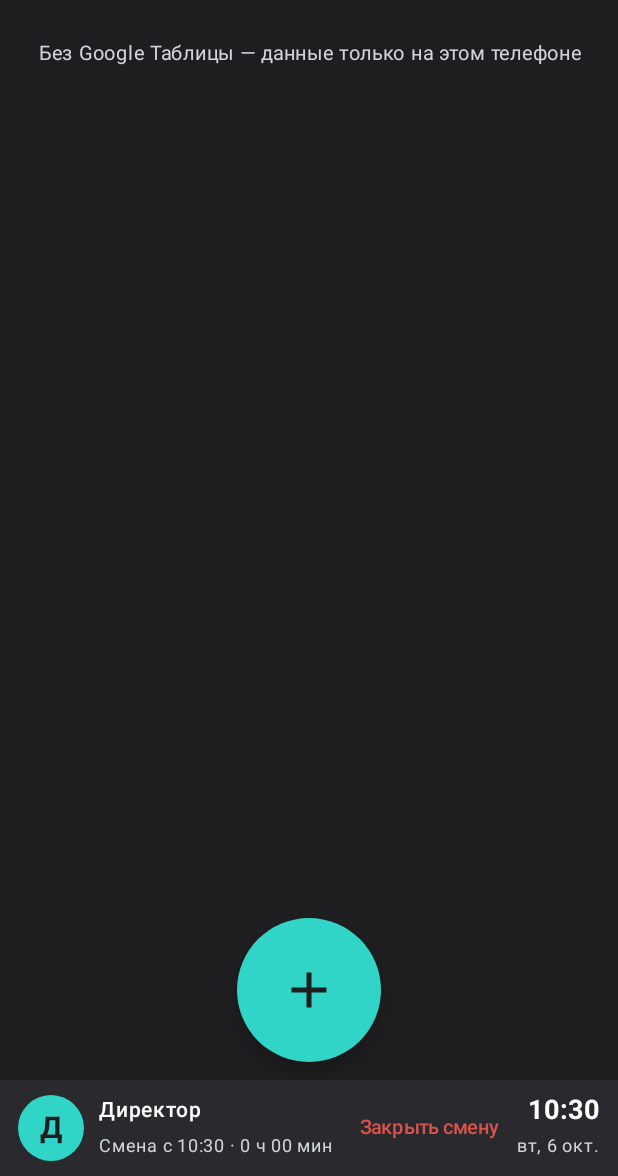
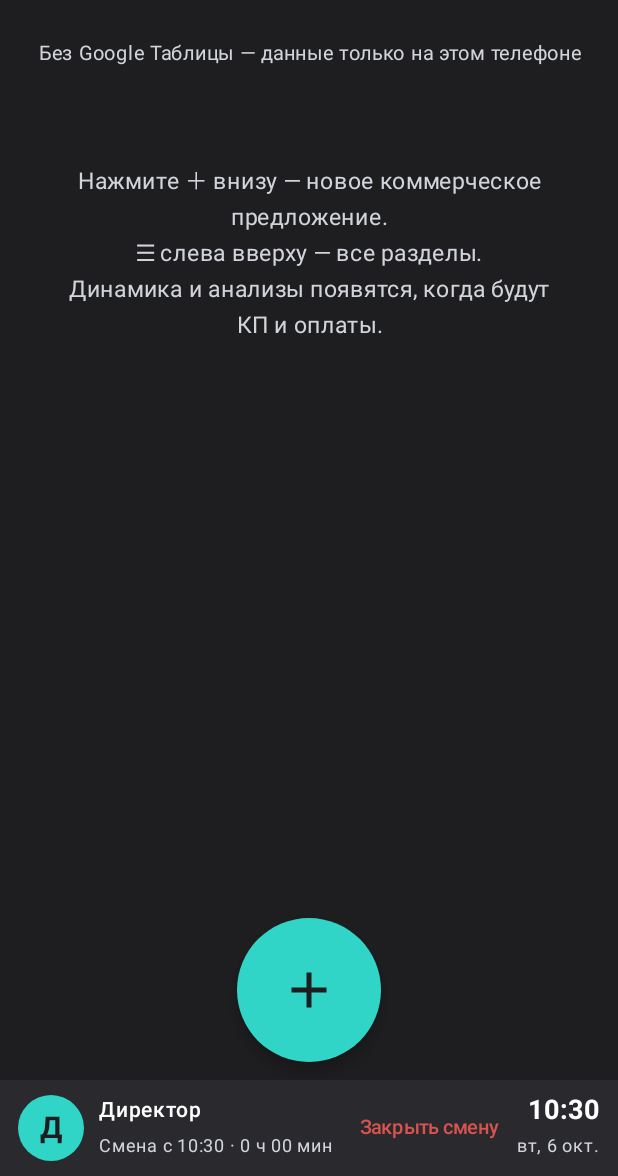
Before and after one commit to basilsolanji-hash/KS, an Android app built with Jetpack Compose: the screen it shows after launch (MainActivity), on a phone screen of 412 x 824 dp, the part 60-1236 px from its top. Run offline under Robolectric (Android 15) with nearby library versions, the phone set to English and light mode, and no system bars; pictures from the network do not load; 2 statements that could not run were skipped.

Commit message:
Home: hint instead of an empty screen; About test opens the menu
Co-Authored-By: Claude Opus 5.5 <noreply@anthropic.com>
Claude-Session: https://claude.ai/code/session_01H4JBrQHoyHc1j2Pv9rwcm5

```diff
--- a/app/src/main/java/com/knit/calculator/ui/HomeScreen.kt
+++ b/app/src/main/java/com/knit/calculator/ui/HomeScreen.kt
@@ -384,6 +384,14 @@ fun HomeScreen(
                 }
             }
         }
+        // Новый телефон, данных ещё нет — подсказка вместо пустого экрана.
+        val nothing = (day == null || day.isEmpty) && myPay == null && charts == null
+        if (nothing) {
+            Text(
+                stringResource(R.string.home_empty_hint), color = colors.textSecondary, fontSize = 15.sp,
+                textAlign = TextAlign.Center, modifier = Modifier.fillMaxWidth().padding(top = 48.dp, start = 24.dp, end = 24.dp),
+            )
+        }
         // Место под круглую кнопку «+».
         Spacer(Modifier.height(72.dp))
 
--- a/app/src/main/res/values/strings.xml
+++ b/app/src/main/res/values/strings.xml
@@ -815,6 +815,7 @@
     <string name="menu_about">О версии</string>
     <string name="menu_group_service">Сервис</string>
     <string name="menu_group_view">Вид</string>
+    <string name="home_empty_hint">Нажмите ＋ внизу — новое коммерческое предложение.\n☰ слева вверху — все разделы.\nДинамика и анализы появятся, когда будут КП и оплаты.</string>
     <string name="menu_widgets">Блоки главного экрана</string>
     <string name="widgets_hint">Отметьте, что показывать на главном экране, и расставьте стрелкой «выше». Период (сегодня … по годам) — над динамикой.</string>
     <string name="widget_expenses">Расходы по статьям</string>
```
Also changed, not shown: 1 other file.
